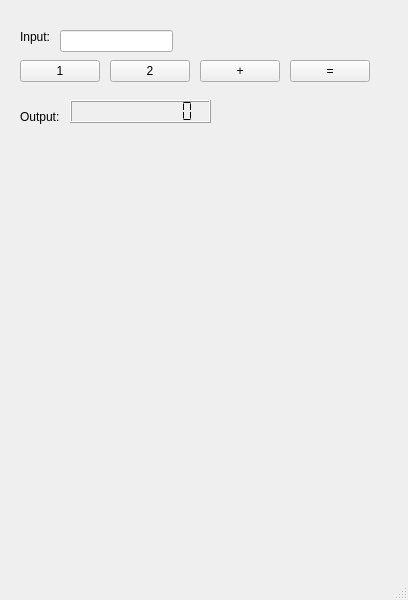
First picture: the form in compiler-starter-project/components/main.ui, repository puskr99/plc-language, before the edit.
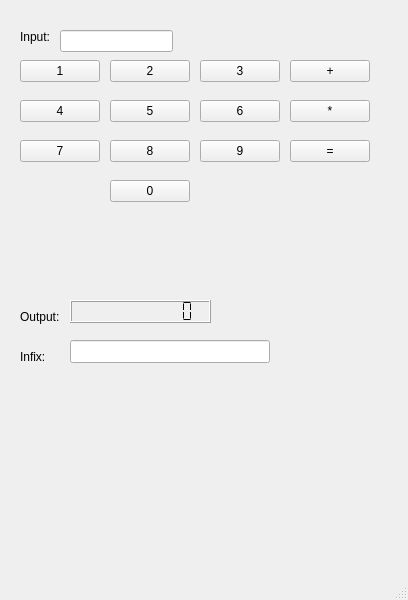
Second picture: the form after the edit.

Commit message: calculator that evalautes prefix expr

Patch:
```diff
--- a/compiler-starter-project/components/main.ui
+++ b/compiler-starter-project/components/main.ui
@@ -24,6 +24,19 @@
      </rect>
     </property>
    </widget>
+   <widget class="QPushButton" name="button_0">
+    <property name="geometry">
+     <rect>
+      <x>110</x>
+      <y>180</y>
+      <width>80</width>
+      <height>22</height>
+     </rect>
+    </property>
+    <property name="text">
+     <string>0</string>
+    </property>
+   </widget>
    <widget class="QPushButton" name="button_1">
     <property name="geometry">
      <rect>
@@ -50,10 +63,101 @@
      <string>2</string>
     </property>
    </widget>
+   <widget class="QPushButton" name="button_3">
+    <property name="geometry">
+     <rect>
+      <x>200</x>
+      <y>60</y>
+      <width>80</width>
+      <height>22</height>
+     </rect>
+    </property>
+    <property name="text">
+     <string>3</string>
+    </property>
+   </widget>
+   <widget class="QPushButton" name="button_4">
+    <property name="geometry">
+     <rect>
+      <x>20</x>
+      <y>100</y>
+      <width>80</width>
+      <height>22</height>
+     </rect>
+    </property>
+    <property name="text">
+     <string>4</string>
+    </property>
+   </widget>
+   <widget class="QPushButton" name="button_5">
+    <property name="geometry">
+     <rect>
+      <x>110</x>
+      <y>100</y>
+      <width>80</width>
+      <height>22</height>
+     </rect>
+    </property>
+    <property name="text">
+     <string>5</string>
+    </property>
+   </widget>
+   <widget class="QPushButton" name="button_6">
+    <property name="geometry">
+     <rect>
+      <x>200</x>
+      <y>100</y>
+      <width>80</width>
+      <height>22</height>
+     </rect>
+    </property>
+    <property name="text">
+     <string>6</string>
+    </property>
+   </widget>
+   <widget class="QPushButton" name="button_7">
+    <property name="geometry">
+     <rect>
+      <x>20</x>
+      <y>140</y>
+      <width>80</width>
+      <height>22</height>
+     </rect>
+    </property>
+    <property name="text">
+     <string>7</string>
+    </property>
+   </widget>
+   <widget class="QPushButton" name="button_8">
+    <property name="geometry">
+     <rect>
+      <x>110</x>
+      <y>140</y>
+      <width>80</width>
+      <height>22</height>
+     </rect>
+    </property>
+    <property name="text">
+     <string>8</string>
+    </property>
+   </widget>
+   <widget class="QPushButton" name="button_9">
+    <property name="geometry">
+     <rect>
+      <x>200</x>
+      <y>140</y>
+      <width>80</width>
+      <height>22</height>
+     </rect>
+    </property>
+    <property name="text">
+     <string>9</string>
+    </property>
+   </widget>
    <widget class="QPushButton" name="button_plus">
     <property name="geometry">
      <rect>
-      <x>200</x>
+      <x>290</x>
       <y>60</y>
       <width>80</width>
       <height>22</height>
@@ -63,6 +167,19 @@
      <string>+</string>
     </property>
    </widget>
+   <widget class="QPushButton" name="button_multiply">
+    <property name="geometry">
+     <rect>
+      <x>290</x>
+      <y>100</y>
+      <width>80</width>
+      <height>22</height>
+     </rect>
+    </property>
+    <property name="text">
+     <string>*</string>
+    </property>
+   </widget>
    <widget class="QLabel" name="input_label">
     <property name="geometry">
      <rect>
@@ -80,7 +197,7 @@
     <property name="geometry">
      <rect>
       <x>20</x>
-      <y>110</y>
+      <y>310</y>
       <width>57</width>
       <height>14</height>
      </rect>
@@ -93,7 +210,7 @@
     <property name="geometry">
      <rect>
       <x>70</x>
-      <y>100</y>
+      <y>300</y>
       <width>141</width>
       <height>23</height>
      </rect>
@@ -114,11 +231,50 @@
      <number>0</number>
     </property>
    </widget>
+
+    <widget class="QLabel" name="output_label_lcd">
+    <property name="geometry">
+     <rect>
+      <x>20</x>
+      <y>350</y>
+      <width>57</width>
+      <height>14</height>
+     </rect>
+    </property>
+    <property name="text">
+     <string>Infix:</string>
+    </property>
+   </widget>
+   <widget class="QLineEdit" name="output_infix">
+    <property name="geometry">
+     <rect>
+      <x>70</x>
+      <y>340</y>
+      <width>200</width>
+      <height>23</height>
+     </rect>
+    </property>
+    <!-- <property name="smallDecimalPoint">
+     <bool>true</bool>
+    </property> -->
+    <!-- <property name="digitCount">
+     <number>9</number>
+    </property>
+    <property name="segmentStyle">
+     <enum>QLCDNumber::Flat</enum>
+    </property>
+    <property name="value" stdset="0">
+     <double>0.000000000000000</double>
+    </property>
+    <property name="intValue" stdset="0">
+     <number>0</number>
+    </property> -->
+   </widget>
    <widget class="QPushButton" name="button_equal">
     <property name="geometry">
      <rect>
       <x>290</x>
-      <y>60</y>
+      <y>140</y>
       <width>80</width>
       <height>22</height>
      </rect>
```
Left out of the diff: 1 changed line with no effect on the pictures. The commit also changes 2 other files.
